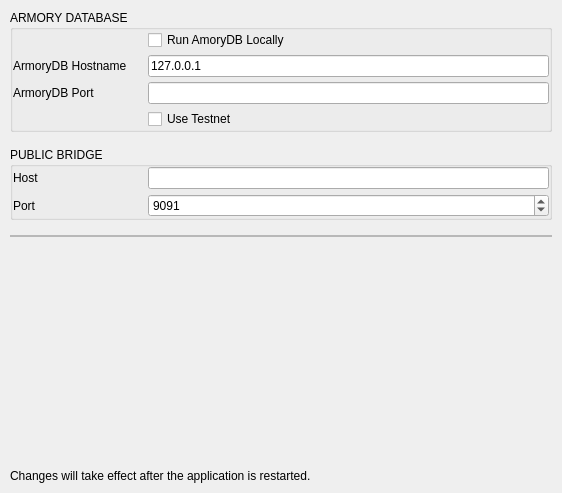
Above: BlockSettleUILib/NetworkSettingsPage.ui from BlockSettle/terminal before the change. Below: the same form after it.
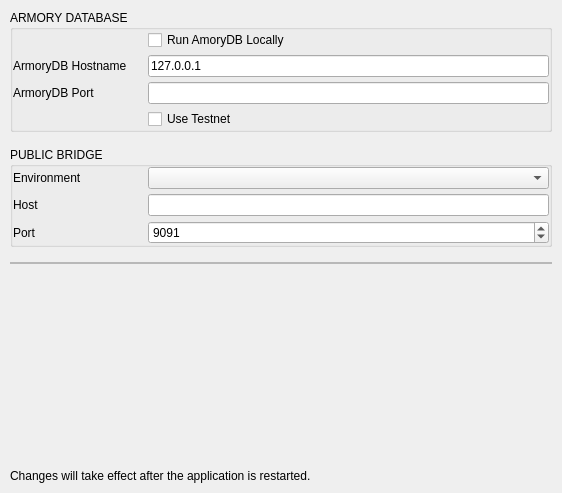
That is the form after the change.

Commit message: Return env select

```diff
--- a/BlockSettleUILib/NetworkSettingsPage.ui
+++ b/BlockSettleUILib/NetworkSettingsPage.ui
@@ -285,6 +285,61 @@
       <property name="bottomMargin">
        <number>0</number>
       </property>
+      <item>
+       <widget class="QWidget" name="horizontalWidgetEnv" native="true">
+        <property name="minimumSize">
+         <size>
+          <width>0</width>
+          <height>0</height>
+         </size>
+        </property>
+        <layout class="QHBoxLayout" name="horizontalLayout_7">
+         <property name="spacing">
+          <number>5</number>
+         </property>
+         <property name="leftMargin">
+          <number>0</number>
+         </property>
+         <property name="topMargin">
+          <number>0</number>
+         </property>
+         <property name="rightMargin">
+          <number>0</number>
+         </property>
+         <property name="bottomMargin">
+          <number>0</number>
+         </property>
+         <item>
+          <widget class="QLabel" name="labelEnv">
+           <property name="minimumSize">
+            <size>
+             <width>130</width>
+             <height>0</height>
+            </size>
+           </property>
+           <property name="maximumSize">
+            <size>
+             <width>130</width>
+             <height>16777215</height>
+            </size>
+           </property>
+           <property name="text">
+            <string>Environment</string>
+           </property>
+           <property name="alignment">
+            <set>Qt::AlignLeading|Qt::AlignLeft|Qt::AlignVCenter</set>
+           </property>
+           <property name="wordWrap">
+            <bool>true</bool>
+           </property>
+          </widget>
+         </item>
+         <item>
+          <widget class="QComboBox" name="comboBoxEnvironment"/>
+         </item>
+        </layout>
+       </widget>
+      </item>
       <item>
        <widget class="QWidget" name="horizontalWidget6" native="true">
         <property name="minimumSize">
```
The commit also changes 2 other files.
